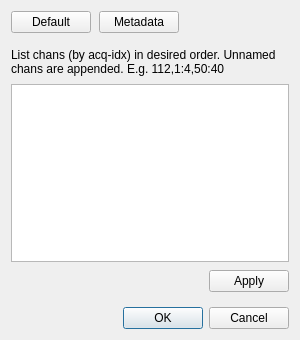
billkarsh/SpikeGLX, file Forms/FVW_MapDialog.ui: the form before one commit.
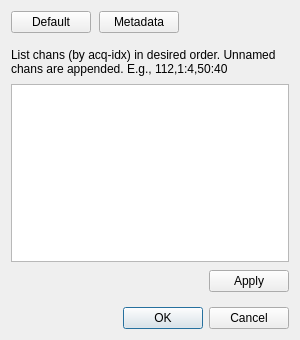
The form after the commit.

```diff
--- a/Forms/FVW_MapDialog.ui
+++ b/Forms/FVW_MapDialog.ui
@@ -104,7 +104,7 @@
      <item row="0" column="0" colspan="2">
       <widget class="QLabel" name="label">
        <property name="text">
-        <string>List chans (by acq-idx) in desired order. Unnamed chans are appended. E.g. 112,1:4,50:40</string>
+        <string>List chans (by acq-idx) in desired order. Unnamed chans are appended. E.g., 112,1:4,50:40</string>
        </property>
        <property name="alignment">
         <set>Qt::AlignLeading|Qt::AlignLeft|Qt::AlignTop</set>
```
